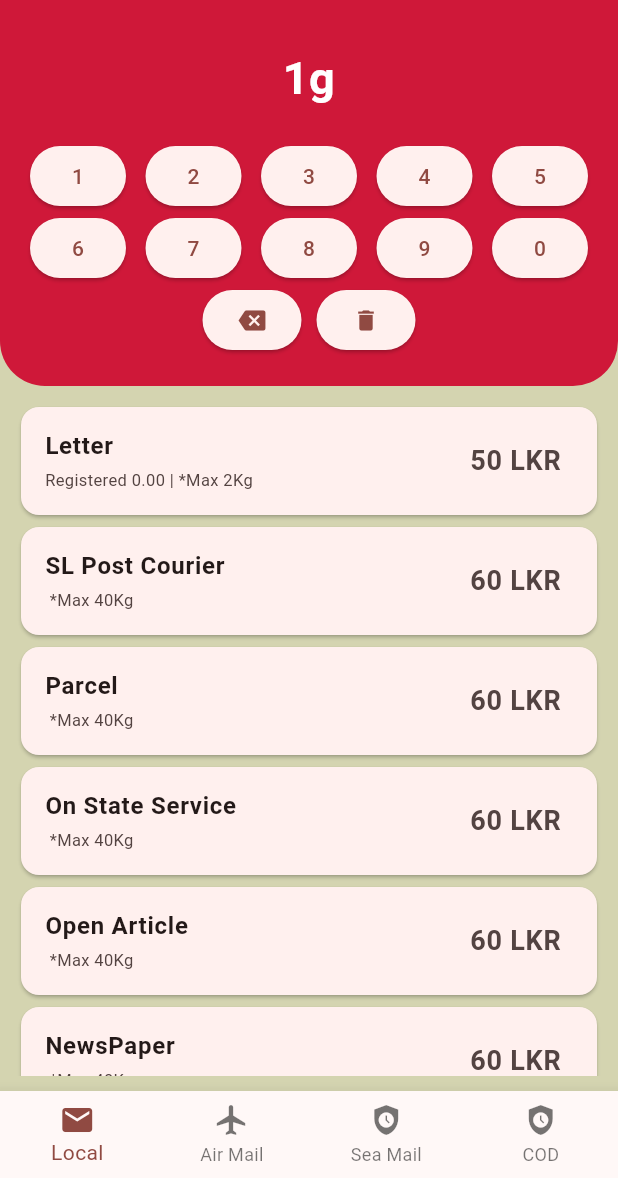
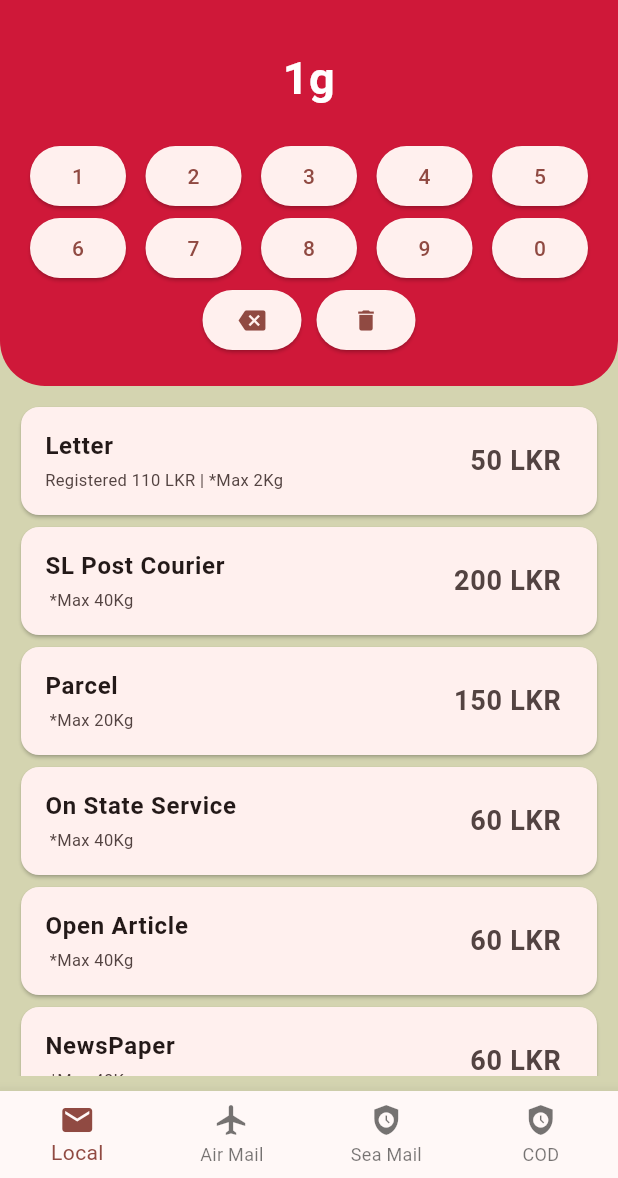
Before and after one commit to mzrikaz/sl-post-calculator, a Flutter app: the screen it shows after launch, after a tap on an icon or button, on a phone screen of 412 x 824 dp, the part 58-1236 px from its top. Run offline on Flutter 3.47's test engine with Material 2 defaults, Android fonts, the phone set to English and light mode, and no system bars.

```diff
--- a/lib/data/local_rates.dart
+++ b/lib/data/local_rates.dart
@@ -1,6 +1,5 @@
-int getLocalRate(int weight) {
+int getLocalLetterRate(int weight) {
   Map<String, dynamic> localRates = {
-    "name": "Letter",
     "registered": 60,
     "max": 2000,
     "base_weight": 20,
@@ -28,3 +27,65 @@
 
   return price;
 }
+
+int getLocalCourierRate(int weight) {
+  Map<String, dynamic> localRates = {
+    "max": 40000,
+    "base_weight": 250,
+    "base_rate": 200,
+  };
+  int price = 0;
+
+  if (weight <= 250 && weight > 0) {
+    price = localRates["base_rate"];
+  } else if (weight > localRates["base_weight"] && weight <= 500) {
+    price = 250;
+  } else if (weight > 500 && weight <= 1000) {
+    price = 350;
+  } else if (weight > 1000 && weight <= 10000) {
+    price = 350;
+    int additionalWeight = int.parse("${weight - 1000}");
+    price += (additionalWeight / 1000).ceil() * 50;
+  } else if (weight > 10000 && weight <= 15000) {
+    price = 850;
+  } else if (weight > 15000 && weight <= 20000) {
+    price = 1100;
+  } else if (weight > 20000 && weight <= 40000) {
+    price = 1100; // Add base rate for this price range to 130
+    int additionalWeight = int.parse("${weight - 20000}");
+    // Here 50 is how much difference of grams between every price
+    // 20 means how much rupee per 50 gram
+    price += (additionalWeight / 5000).ceil() * 500;
+  }
+
+  return price;
+}
+
+int getLocalParcelRate(int weight) {
+  Map<String, dynamic> localRates = {
+    "max": 20000,
+    "base_weight": 250,
+    "base_rate": 150,
+  };
+  int price = 0;
+
+  if (weight <= 250 && weight > 0) {
+    price = localRates["base_rate"];
+  } else if (weight > localRates["base_weight"] && weight <= 500) {
+    price = 200;
+  } else if (weight > 500 && weight <= 1000) {
+    price = 250;
+  } else if (weight > 1000 && weight <= 10000) {
+    price = 250;
+    int additionalWeight = int.parse("${weight - 1000}");
+    price += (additionalWeight / 1000).ceil() * 50;
+  } else if (weight > 10000 && weight <= 20000) {
+    price = 700; // Add base rate for this price range to 130
+    int additionalWeight = int.parse("${weight - 10000}");
+    // Here 50 is how much difference of grams between every price
+    // 20 means how much rupee per 50 gram
+    price += (additionalWeight / 5000).ceil() * 100;
+  }
+
+  return price;
+}
--- a/lib/providers/country_provider.dart
+++ b/lib/providers/country_provider.dart
@@ -12,6 +12,8 @@
 
   Map<String, dynamic> _localMail = {
     "letter": 0,
+    "parcel": 0,
+    "courier": 0,
   };
 
   Map<String, dynamic> _airMail = {
@@ -19,6 +21,20 @@
     "u_packets": 0,
     "printed": 0,
   };
+
+  void reset() {
+    _localMail = {
+      "letter": 0,
+      "parcel": 0,
+      "courier": 0,
+    };
+    _airMail = {
+      "letter": 0,
+      "u_packets": 0,
+      "printed": 0,
+    };
+    notifyListeners();
+  }
 
   int get selectedCountry {
     return _selected;
@@ -65,7 +81,9 @@
     print("jo");
 
     _localMail = {
-      "letter": getLocalRate(weight),
+      "letter": getLocalLetterRate(weight),
+      "parcel": getLocalParcelRate(weight),
+      "courier": getLocalCourierRate(weight),
     };
 
     _airMail = {
--- a/lib/screens/cod.dart
+++ b/lib/screens/cod.dart
@@ -12,20 +12,17 @@
       children: [
         PostageTile(
           name: "Letter",
-          subtitle: "Registered 110.00 | *Max 2Kg",
           price: 60,
           maxWeight: 2,
           registered: "Registered 0.00",
         ),
         PostageTile(
           name: "Printed",
-          subtitle: "Registered 110.00",
           price: 60,
           maxWeight: 40,
         ),
         PostageTile(
           name: "Small Packet",
-          subtitle: "Registered 110.00",
           price: 60,
           maxWeight: 40,
         ),
--- a/lib/screens/pages/air_mail.dart
+++ b/lib/screens/pages/air_mail.dart
@@ -15,32 +15,27 @@
         children: [
           PostageTile(
             name: "Letter",
-            subtitle: "Registered 110.00 | *Max 2Kg",
             price: provider.airMail['letter'],
             maxWeight: 2,
             registered: "Registered 0.00",
           ),
           PostageTile(
             name: "U Packet",
-            subtitle: "Registered 110.00",
             price: provider.airMail['u_packets'],
             maxWeight: 40,
           ),
           PostageTile(
             name: "EMS",
-            subtitle: "Registered 110.00",
             price: 60,
             maxWeight: 40,
           ),
           PostageTile(
             name: "Printed Matters",
-            subtitle: "Registered 110.00",
             price: provider.airMail['printed'],
             maxWeight: 40,
           ),
           PostageTile(
             name: "Parcels",
-            subtitle: "Registered 110.00",
             price: 60,
             maxWeight: 40,
           ),
--- a/lib/screens/pages/local_mail.dart
+++ b/lib/screens/pages/local_mail.dart
@@ -15,44 +15,38 @@
         children: [
           PostageTile(
             name: "Letter",
-            subtitle: "Registered 110.00 | *Max 2Kg",
             price: provider.localMail['letter'],
             maxWeight: 2,
-            registered: "Registered 0.00",
+            registered:
+                "Registered ${provider.localMail['letter'] + (provider.localMail['letter'] != 0 ? 60 : 0)} LKR",
           ),
           PostageTile(
             name: "SL Post Courier",
-            subtitle: "Registered 110.00",
-            price: 60,
+            price: provider.localMail['courier'],
             maxWeight: 40,
           ),
           PostageTile(
             name: "Parcel",
-            subtitle: "Registered 110.00",
-            price: 60,
-            maxWeight: 40,
+            price: provider.localMail['parcel'],
+            maxWeight: 20,
           ),
           PostageTile(
             name: "On State Service",
-            subtitle: "Registered 110.00",
             price: 60,
             maxWeight: 40,
           ),
           PostageTile(
             name: "Open Article",
-            subtitle: "Registered 110.00",
             price: 60,
             maxWeight: 40,
           ),
           PostageTile(
             name: "NewsPaper",
-            subtitle: "Registered 110.00",
             price: 60,
             maxWeight: 40,
           ),
           PostageTile(
             name: "Basket & Bag",
-            subtitle: "Registered 110.00",
             price: 60,
             maxWeight: 40,
           ),
--- a/lib/screens/pages/sea_mail.dart
+++ b/lib/screens/pages/sea_mail.dart
@@ -12,20 +12,17 @@
       children: [
         PostageTile(
           name: "Letter",
-          subtitle: "Registered 110.00 | *Max 2Kg",
           price: 60,
           maxWeight: 2,
           registered: "Registered 0.00",
         ),
         PostageTile(
           name: "Printed",
-          subtitle: "Registered 110.00",
           price: 60,
           maxWeight: 40,
         ),
         PostageTile(
           name: "Small Packet",
-          subtitle: "Registered 110.00",
           price: 60,
           maxWeight: 40,
         ),
--- a/lib/widgets/number_pad.dart
+++ b/lib/widgets/number_pad.dart
@@ -48,6 +48,8 @@
     setState(() {
       _initialValue = "0";
     });
+    final provider = Provider.of<CountryProvider>(context, listen: false);
+    provider.reset();
   }
 
   @override
--- a/lib/widgets/postage_tile.dart
+++ b/lib/widgets/postage_tile.dart
@@ -3,12 +3,11 @@
 class PostageTile extends StatelessWidget {
   const PostageTile({
     required this.name,
-    required this.subtitle,
     required this.price,
     this.registered = "",
     required this.maxWeight,
   });
-  final String name, subtitle, registered;
+  final String name, registered;
   final int maxWeight;
   final int price;
 
--- a/pubspec.yaml
+++ b/pubspec.yaml
@@ -27,6 +27,7 @@
   url_launcher: ^6.1.7
   flutter_native_splash: ^2.2.17
   provider: ^6.0.5
+  google_mobile_ads: ^2.3.0
 
 flutter_native_splash:
   color: "#FFC00F"
```
Also changed, not shown: lib/widgets/calculator_form.dart (deleted, +0 -232 lines), pubspec.lock, 2 other files.
